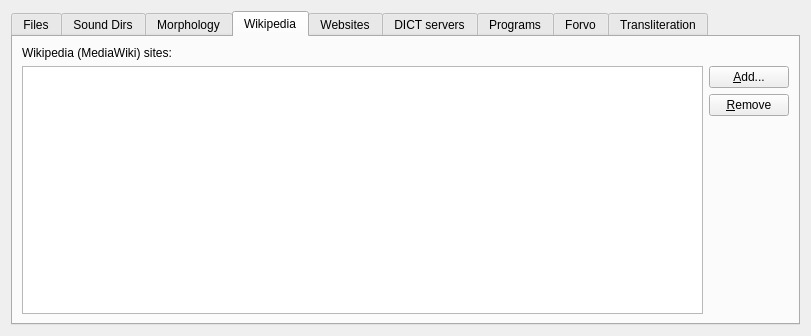
This is sources.ui in goldendict/goldendict as Qt 5 draws it before an edit. The edited form follows.
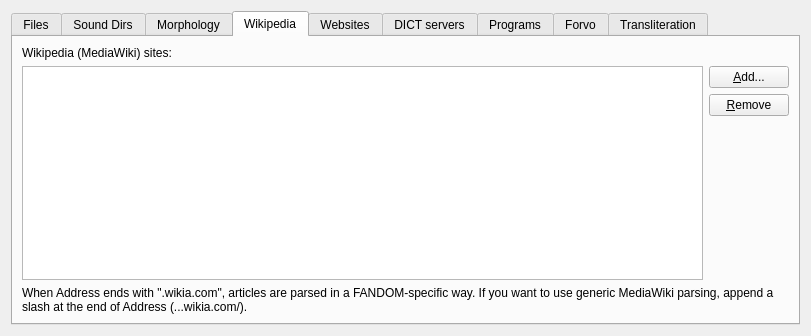
This is the edited form. The open tabs and pages were chosen to show the change. Icons and pictures are not drawn.

Commit message: Add FANDOM (Wikia) support in MediaWiki

```diff
--- a/sources.ui
+++ b/sources.ui
@@ -272,6 +272,16 @@
          </item>
         </layout>
        </item>
+       <item>
+        <widget class="QLabel" name="label_17">
+         <property name="text">
+          <string>When Address ends with &quot;.wikia.com&quot;, articles are parsed in a FANDOM-specific way. If you want to use generic MediaWiki parsing, append a slash at the end of Address (...wikia.com/).</string>
+         </property>
+         <property name="wordWrap">
+          <bool>true</bool>
+         </property>
+        </widget>
+       </item>
       </layout>
      </widget>
      <widget class="QWidget" name="tab_4">
```
The commit also changes 4 other files.
